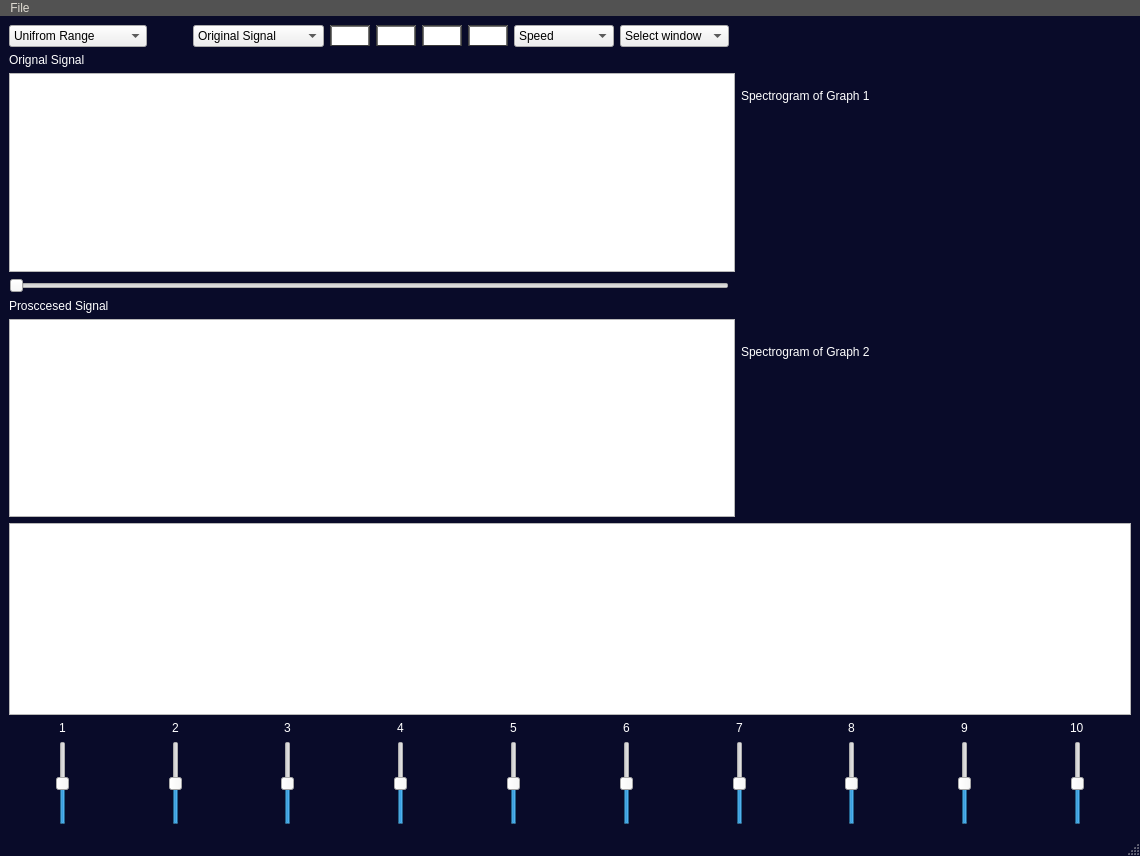
Above: main.ui from AliBadran716/Signal_equilizer before the change. Below: the same form after it.
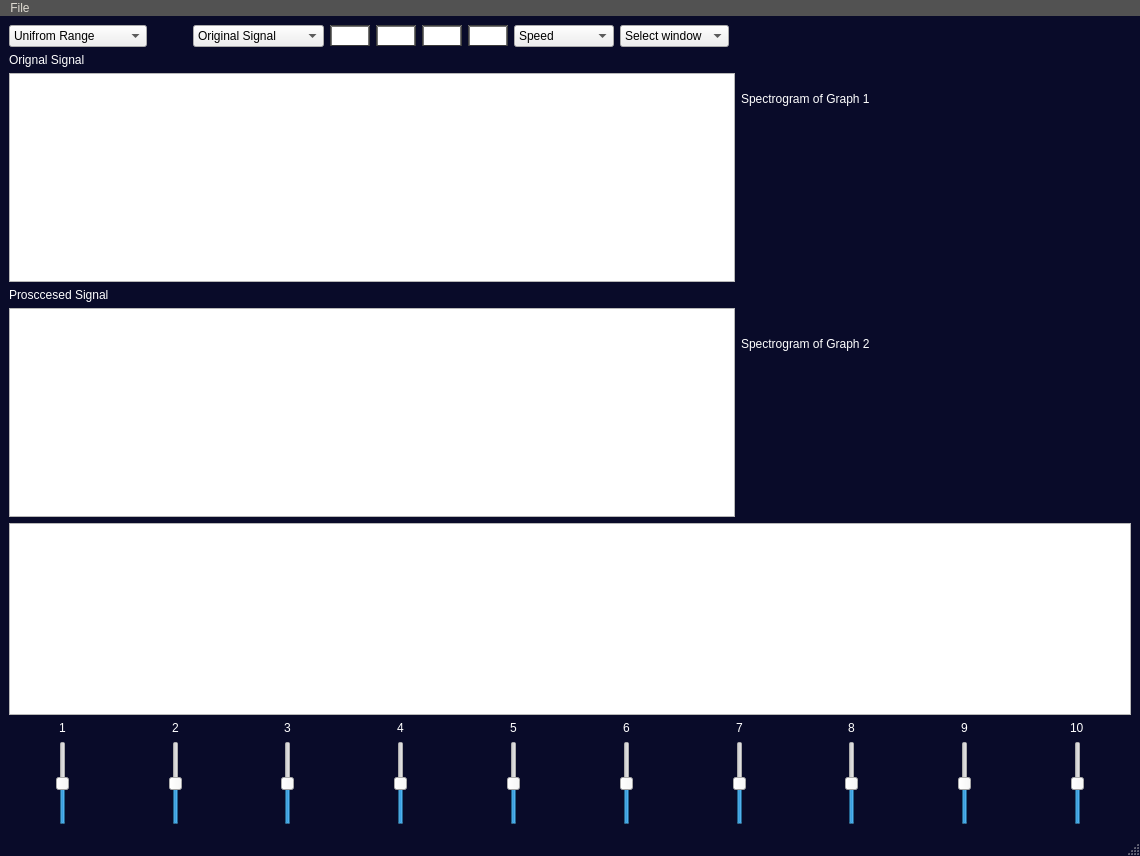
That is the form after the change. Icons and pictures are not drawn. Custom widgets are drawn as their Qt base class.

Diff of the .ui file:
```diff
--- a/main.ui
+++ b/main.ui
@@ -220,62 +220,7 @@
       </property>
      </spacer>
     </item>
-    <item row="4" column="2">
-     <layout class="QVBoxLayout" name="verticalLayout_24">
-      <item>
-       <widget class="QLabel" name="label_14">
-        <property name="minimumSize">
-         <size>
-          <width>390</width>
-          <height>13</height>
-         </size>
-        </property>
-        <property name="text">
-         <string>Spectrogram of Graph 2</string>
-        </property>
-       </widget>
-      </item>
-      <item>
-       <widget class="QWidget" name="widget_2" native="true"/>
-      </item>
-     </layout>
-    </item>
-    <item row="4" column="0" colspan="2">
-     <layout class="QVBoxLayout" name="verticalLayout_23">
-      <item>
-       <widget class="QLabel" name="label_12">
-        <property name="text">
-         <string>Prosccesed Signal</string>
-        </property>
-       </widget>
-      </item>
-      <item>
-       <widget class="PlotWidget" name="graphicsView_3"/>
-      </item>
-     </layout>
-    </item>
-    <item row="2" column="0" colspan="2">
-     <layout class="QVBoxLayout" name="verticalLayout_12">
-      <item>
-       <widget class="QLabel" name="label_11">
-        <property name="text">
-         <string>Orignal Signal</string>
-        </property>
-       </widget>
-      </item>
-      <item>
-       <widget class="PlotWidget" name="graphicsView"/>
-      </item>
-     </layout>
-    </item>
-    <item row="3" column="0">
-     <widget class="QSlider" name="horizontalSlider">
-      <property name="orientation">
-       <enum>Qt::Horizontal</enum>
-      </property>
-     </widget>
-    </item>
-    <item row="5" column="0" colspan="3">
+    <item row="4" column="0" colspan="3">
      <layout class="QVBoxLayout" name="verticalLayout_13">
       <item>
        <widget class="PlotWidget" name="graphicsView_2"/>
@@ -673,6 +618,54 @@
       </item>
      </layout>
     </item>
+    <item row="3" column="2">
+     <layout class="QVBoxLayout" name="verticalLayout_24">
+      <item>
+       <widget class="QLabel" name="label_14">
+        <property name="minimumSize">
+         <size>
+          <width>390</width>
+          <height>13</height>
+         </size>
+        </property>
+        <property name="text">
+         <string>Spectrogram of Graph 2</string>
+        </property>
+       </widget>
+      </item>
+      <item>
+       <widget class="QWidget" name="widget_2" native="true"/>
+      </item>
+     </layout>
+    </item>
+    <item row="3" column="0" colspan="2">
+     <layout class="QVBoxLayout" name="verticalLayout_23">
+      <item>
+       <widget class="QLabel" name="label_12">
+        <property name="text">
+         <string>Prosccesed Signal</string>
+        </property>
+       </widget>
+      </item>
+      <item>
+       <widget class="PlotWidget" name="graphicsView_3"/>
+      </item>
+     </layout>
+    </item>
+    <item row="2" column="0" colspan="2">
+     <layout class="QVBoxLayout" name="verticalLayout_12">
+      <item>
+       <widget class="QLabel" name="label_11">
+        <property name="text">
+         <string>Orignal Signal</string>
+        </property>
+       </widget>
+      </item>
+      <item>
+       <widget class="PlotWidget" name="graphicsView"/>
+      </item>
+     </layout>
+    </item>
     <item row="0" column="0" rowspan="2">
      <layout class="QHBoxLayout" name="horizontalLayout_3">
       <item>
```
